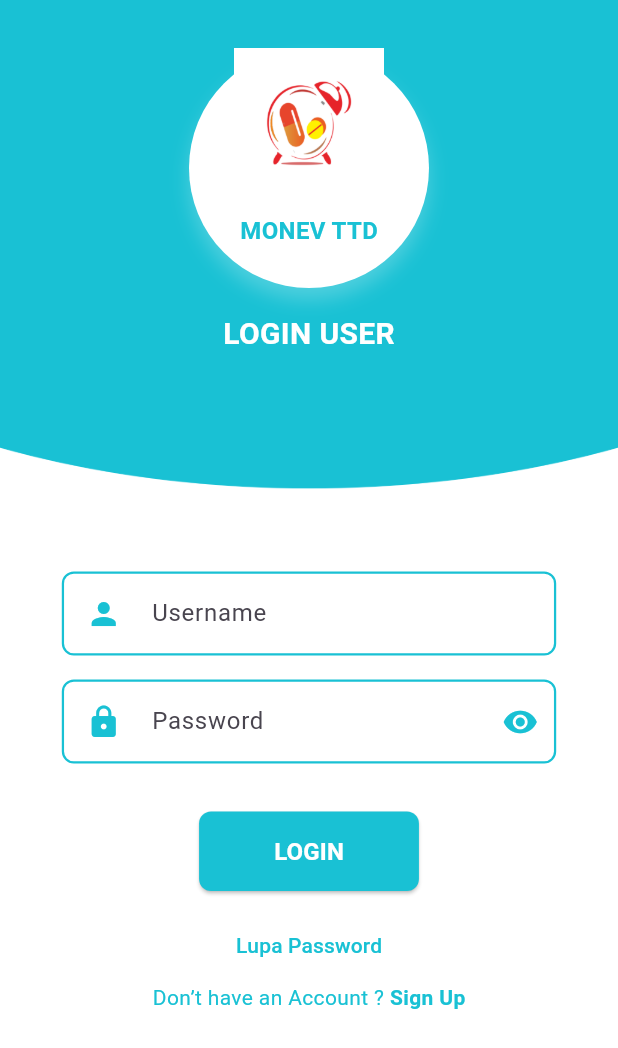
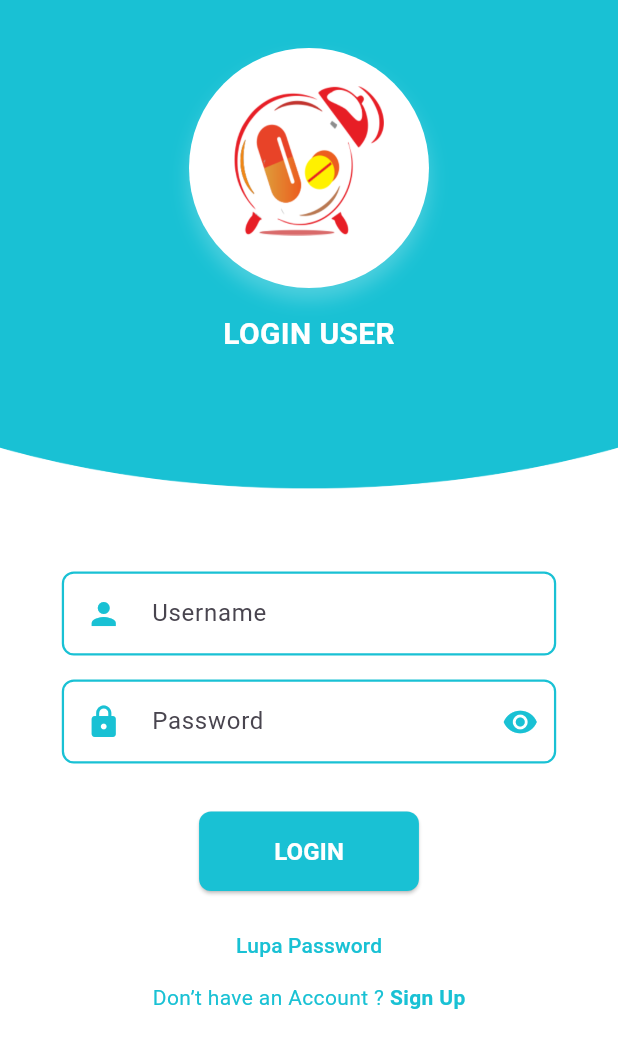
Before and after one commit to backupesolusindo/monevttd, a Flutter app: the screen it shows after launch, on a phone screen of 412 x 824 dp. Shown: the top 1048 px of the screen. Run offline on Flutter 3.47's test engine with Material 3 defaults, Android fonts, the phone set to English and light mode, and no system bars; our stand-ins replace accordion, bloc, email_validator, firebase_core, firebase_messaging, fl_chart and 16 more; missing offline and left inert: android_alarm_manager_plus, flutter_pdfview; accounts and stored records are empty; network calls fail.

Commit message:
Update login_screen_top_image.dart

```diff
--- a/lib/Login/components/login_screen_top_image.dart
+++ b/lib/Login/components/login_screen_top_image.dart
@@ -29,13 +29,14 @@
               ],
             ),
             child: Column(children: [
-              Image.asset("assets/images/logoTTD.png", width: 100, height: 100),
-              SizedBox(height: mediumPadding),
-              Text("MONEV TTD",
-                  style: TextStyle(
-                      color: PrimaryColor,
-                      fontSize: 16,
-                      fontWeight: FontWeight.bold)),
+              SizedBox(height: 25),
+              Image.asset("assets/images/logomonevTTDbaru.png", width: 100, height: 100),
+              SizedBox(height: 10),
+              // Text("MONEV TTD",
+              //     style: TextStyle(
+              //         color: PrimaryColor,
+              //         fontSize: 16,
+              //         fontWeight: FontWeight.bold)),
             ]),
           ),
         ),
```
